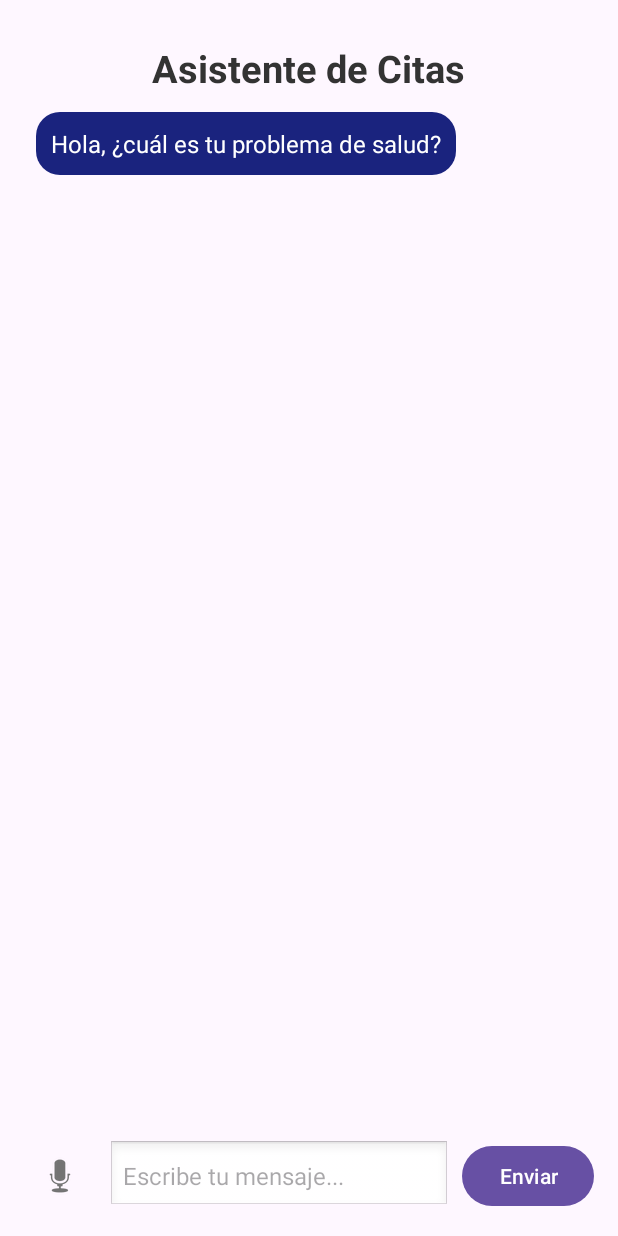
After one commit to JRossel01/SW2P2Movil, an Android app: the Passistant screen opened directly, with no data from a screen before it, on a phone screen of 412 x 824 dp. The commit adds this screen. Run offline under Robolectric (Android 15) with nearby library versions, the phone set to English and light mode, and no system bars.

Commit message:
Add appointment assistant interaction and appointment list view

```diff
--- /dev/null
+++ b/app/src/main/java/com/grupo12/sw2p2movil/negocio/Nassistant.java
@@ -0,0 +1,102 @@
+package com.grupo12.sw2p2movil.negocio;
+
+import com.grupo12.sw2p2movil.dato.Dassistant;
+import org.json.JSONObject;
+
+import java.util.ArrayList;
+import java.util.List;
+
+import android.util.Log;
+
+public class Nassistant {
+    private final Dassistant dassistant;
+    private final List<MensajeConversacion> historial;
+    private static final String TAG = "Nassistant";
+
+    public Nassistant() {
+        this.dassistant = new Dassistant();
+        this.historial = new ArrayList<>();
+    }
+
+    public AssistantResponse enviarPregunta(String input, String patientId, String jwt) {
+        historial.add(new MensajeConversacion("usuario", input));
+        String historialCompleto = getHistorialComoTexto();
+        Log.i(TAG, "Enviando historial completo al asistente: " + historialCompleto);
+        JSONObject response = dassistant.askAssistant(historialCompleto, patientId, jwt);
+
+
+        if (response == null || !response.has("data")) {
+            Log.e(TAG, "Respuesta nula o sin campo 'data': " + response);
+            return new AssistantResponse("Error al conectar con el asistente", null);
+        }
+
+        try {
+            JSONObject data = response.getJSONObject("data").getJSONObject("askAssistant");
+            String message = data.optString("message", "Sin respuesta");
+            Integer appointmentId = data.has("appointmentId") && !data.isNull("appointmentId")
+                    ? data.getInt("appointmentId")
+                    : null;
+
+            Log.i(TAG, "Respuesta recibida del asistente: " + message);
+            Log.i(TAG, "AppointmentId devuelto: " + appointmentId);
+
+            historial.add(new MensajeConversacion("asistente", message));
+            Log.d(TAG, "Historial actualizado: " + historial.size() + " mensajes");
+
+            return new AssistantResponse(message, appointmentId);
+
+        } catch (Exception e) {
+            e.printStackTrace();
+            Log.e(TAG, "Error al interpretar la respuesta del asistente", e);
+            return new AssistantResponse("Error al interpretar la respuesta del asistente", null);
+        }
+    }
+
+    public void enviarPreguntaAsync(String input, String patientId, String jwt, ResultadoCallback callback) {
+        new Thread(() -> {
+            AssistantResponse resultado = enviarPregunta(input, patientId, jwt);
+            callback.onResultado(resultado);
+        }).start();
+    }
+
+    public interface ResultadoCallback {
+        void onResultado(AssistantResponse respuesta);
+    }
+
+    public String getHistorialComoTexto() {
+        StringBuilder sb = new StringBuilder();
+        for (MensajeConversacion mensaje : historial) {
+            sb.append(mensaje.autor).append(": ").append(mensaje.mensaje).append("\n");
+        }
+        return sb.toString().trim(); // Elimina el último salto de línea
+    }
+
+
+    public void limpiarHistorial() {
+        historial.clear();
+    }
+
+    public List<MensajeConversacion> getHistorial() {
+        return historial;
+    }
+
+    public static class MensajeConversacion {
+        public String autor; // "usuario" o "asistente"
+        public String mensaje;
+
+        public MensajeConversacion(String autor, String mensaje) {
+            this.autor = autor;
+            this.mensaje = mensaje;
+        }
+    }
+
+    public static class AssistantResponse {
+        public String message;
+        public Integer appointmentId;
+
+        public AssistantResponse(String message, Integer appointmentId) {
+            this.message = message;
+            this.appointmentId = appointmentId;
+        }
+    }
+}
--- a/app/src/main/java/com/grupo12/sw2p2movil/negocio/Ndoctor/NdoctorIndex.java
+++ b/app/src/main/java/com/grupo12/sw2p2movil/negocio/NdoctorIndex.java
@@ -1,9 +1,9 @@
-package com.grupo12.sw2p2movil.negocio.Ndoctor;
+package com.grupo12.sw2p2movil.negocio;
 
 import android.content.Context;
 import android.util.Log;
 
-import com.grupo12.sw2p2movil.dato.Ddoctor.DdoctorIndex;
+import com.grupo12.sw2p2movil.dato.DdoctorIndex;
 
 import org.json.JSONObject;
 
--- a/app/src/main/java/com/grupo12/sw2p2movil/negocio/Nappointment/NindexAppointment.java
+++ b/app/src/main/java/com/grupo12/sw2p2movil/negocio/NindexAppointment.java
@@ -1,8 +1,8 @@
-package com.grupo12.sw2p2movil.negocio.Nappointment;
+package com.grupo12.sw2p2movil.negocio;
 
 import android.content.Context;
 
-import com.grupo12.sw2p2movil.dato.Dappointment.DindexAppointment;
+import com.grupo12.sw2p2movil.dato.DindexAppointment;
 
 import org.json.JSONArray;
 
--- /dev/null
+++ b/app/src/main/java/com/grupo12/sw2p2movil/presentacion/Passistant.java
@@ -0,0 +1,142 @@
+package com.grupo12.sw2p2movil.presentacion;
+
+import android.os.Bundle;
+import android.speech.RecognizerIntent;
+import android.content.Intent;
+import android.widget.ArrayAdapter;
+import android.widget.Button;
+import android.widget.EditText;
+import android.widget.ImageButton;
+import android.widget.ListView;
+import android.widget.Toast;
+import android.util.Log;
+
+import androidx.annotation.Nullable;
+import androidx.appcompat.app.AppCompatActivity;
+
+import com.grupo12.sw2p2movil.R;
+import com.grupo12.sw2p2movil.negocio.Nassistant;
+import com.grupo12.sw2p2movil.negocio.Nassistant.AssistantResponse;
+import com.grupo12.sw2p2movil.negocio.Nassistant.MensajeConversacion;
+import com.grupo12.sw2p2movil.util.MensajeAdapter;
+
+import java.util.ArrayList;
+import java.util.List;
+import java.util.Locale;
+
+public class Passistant extends AppCompatActivity {
+
+    private EditText inputMensaje;
+    private ImageButton btnVoz;
+    private Button btnEnviar;
+    private ListView listaMensajes;
+    private MensajeAdapter adapter;
+
+
+    private Nassistant nassistant;
+    private String jwt;
+    private String patientId;
+
+    private static final int REQ_CODE_SPEECH_INPUT = 100;
+
+    @Override
+    protected void onCreate(Bundle savedInstanceState) {
+        super.onCreate(savedInstanceState);
+        setContentView(R.layout.activity_passistant);
+
+        inputMensaje = findViewById(R.id.inputMensaje);
+        btnVoz = findViewById(R.id.btnVoz);
+        btnEnviar = findViewById(R.id.btnEnviar);
+        listaMensajes = findViewById(R.id.listaMensajes);
+
+        nassistant = new Nassistant();
+        adapter = new MensajeAdapter(this, nassistant.getHistorial());
+        listaMensajes.setAdapter(adapter);
+
+        jwt = getSharedPreferences("session", MODE_PRIVATE).getString("jwt", "");
+        patientId = String.valueOf(getSharedPreferences("session", MODE_PRIVATE).getInt("patientId", -1));
+
+        if (nassistant.getHistorial().isEmpty()) {
+            nassistant.getHistorial().add(new MensajeConversacion("asistente", "Hola, ¿cuál es tu problema de salud?"));
+            adapter.notifyDataSetChanged();
+        }
+
+
+        btnEnviar.setOnClickListener(v -> enviarMensaje());
+
+        btnVoz.setOnClickListener(v -> iniciarEntradaVoz());
+    }
+
+    private void enviarMensaje() {
+        String mensaje = inputMensaje.getText().toString().trim();
+        if (mensaje.isEmpty()) {
+            Toast.makeText(this, "Escribe o dicta un mensaje", Toast.LENGTH_SHORT).show();
+            Log.d("Passistant", "Mensaje enviado: " + mensaje);
+            return;
+        }
+
+        btnEnviar.setEnabled(false);
+        btnEnviar.setText("Procesando...");
+        inputMensaje.setEnabled(false);
+        btnVoz.setEnabled(false);
+
+        nassistant.enviarPreguntaAsync(mensaje, patientId, jwt, respuesta -> runOnUiThread(() -> {
+            refrescarHistorial();
+            if (respuesta.appointmentId != null) {
+                Toast.makeText(this, "Cita registrada con ID: " + respuesta.appointmentId, Toast.LENGTH_LONG).show();
+
+                nassistant.getHistorial().add(new MensajeConversacion("asistente", "Gracias por usar el asistente. Regresando al inicio..."));
+                refrescarHistorial();
+
+                new android.os.Handler().postDelayed(() -> {
+                    Intent intent = new Intent(Passistant.this, MainActivity.class);
+                    startActivity(intent);
+                    finish();
+                }, 3000); // 3 segundos
+            }
+            inputMensaje.setText("");
+
+            btnEnviar.setEnabled(true);
+            btnEnviar.setText("Enviar");
+            inputMensaje.setEnabled(true);
+            btnVoz.setEnabled(true);
+        }));
+    }
+
+    private void refrescarHistorial() {
+        Log.d("Passistant", "Historial actualizado con " + nassistant.getHistorial().size() + " mensajes.");
+        adapter.notifyDataSetChanged();
+        listaMensajes.post(() -> listaMensajes.setSelection(adapter.getCount() - 1));
+    }
+
+    private void iniciarEntradaVoz() {
+        Intent intent = new Intent(RecognizerIntent.ACTION_RECOGNIZE_SPEECH);
+        intent.putExtra(RecognizerIntent.EXTRA_LANGUAGE_MODEL, RecognizerIntent.LANGUAGE_MODEL_FREE_FORM);
+        intent.putExtra(RecognizerIntent.EXTRA_LANGUAGE, Locale.getDefault());
+        intent.putExtra(RecognizerIntent.EXTRA_PROMPT, "Habla ahora...");
+
+        try {
+            startActivityForResult(intent, REQ_CODE_SPEECH_INPUT);
+        } catch (Exception e) {
+            Toast.makeText(this, "No se pudo iniciar la entrada por voz", Toast.LENGTH_SHORT).show();
+        }
+    }
+
+    @Override
+    protected void onActivityResult(int requestCode, int resultCode, @Nullable Intent data) {
+        super.onActivityResult(requestCode, resultCode, data);
+
+        if (requestCode == REQ_CODE_SPEECH_INPUT && resultCode == RESULT_OK && data != null) {
+            ArrayList<String> resultado = data.getStringArrayListExtra(RecognizerIntent.EXTRA_RESULTS);
+            if (resultado != null && !resultado.isEmpty()) {
+                inputMensaje.setText(resultado.get(0));
+            }
+        }
+    }
+
+    @Override
+    protected void onDestroy() {
+        super.onDestroy();
+        nassistant.limpiarHistorial();
+    }
+}
--- a/app/src/main/java/com/grupo12/sw2p2movil/presentacion/Pappointment/PindexAppointment.java
+++ b/app/src/main/java/com/grupo12/sw2p2movil/presentacion/PindexAppointment.java
@@ -1,4 +1,4 @@
-package com.grupo12.sw2p2movil.presentacion.Pappointment;
+package com.grupo12.sw2p2movil.presentacion;
 
 import android.os.Bundle;
 
@@ -9,8 +9,8 @@ import android.widget.Toast;
 import androidx.appcompat.app.AppCompatActivity;
 
 import com.grupo12.sw2p2movil.R;
-import com.grupo12.sw2p2movil.negocio.Nappointment.NindexAppointment;
-import com.grupo12.sw2p2movil.negocio.Ndoctor.NdoctorIndex;
+import com.grupo12.sw2p2movil.negocio.NindexAppointment;
+import com.grupo12.sw2p2movil.negocio.NdoctorIndex;
 
 import org.json.JSONArray;
 import org.json.JSONObject;
--- /dev/null
+++ b/app/src/main/java/com/grupo12/sw2p2movil/util/MensajeAdapter.java
@@ -0,0 +1,46 @@
+package com.grupo12.sw2p2movil.util;
+
+import android.content.Context;
+import android.view.*;
+import android.widget.*;
+import com.grupo12.sw2p2movil.R;
+import com.grupo12.sw2p2movil.negocio.Nassistant.MensajeConversacion;
+
+import java.util.List;
+
+public class MensajeAdapter extends ArrayAdapter<MensajeConversacion> {
+
+    private final Context context;
+
+    public MensajeAdapter(Context context, List<MensajeConversacion> mensajes) {
+        super(context, 0, mensajes);
+        this.context = context;
+    }
+
+    @Override
+    public View getView(int position, View convertView, ViewGroup parent) {
+        MensajeConversacion mensaje = getItem(position);
+
+        if (convertView == null) {
+            convertView = LayoutInflater.from(context).inflate(R.layout.item_mensaje, parent, false);
+        }
+
+        TextView texto = convertView.findViewById(R.id.textoMensaje);
+        texto.setText(mensaje.mensaje);
+        texto.setTextColor(0xFFFFFFFF);
+
+        LinearLayout.LayoutParams params = (LinearLayout.LayoutParams) texto.getLayoutParams();
+
+        if (mensaje.autor.equals("usuario")) {
+            texto.setBackgroundResource(R.drawable.burbuja_usuario);
+            params.gravity = Gravity.END;
+        } else {
+            texto.setBackgroundResource(R.drawable.burbuja_ia);
+            params.gravity = Gravity.START;
+        }
+
+        texto.setLayoutParams(params);
+
+        return convertView;
+    }
+}
--- /dev/null
+++ b/app/src/main/res/drawable/burbuja_ia.xml
@@ -0,0 +1,5 @@
+<shape xmlns:android="http://schemas.android.com/apk/res/android"
+    android:shape="rectangle">
+    <solid android:color="#1A237E"/>
+    <corners android:radius="16dp"/>
+</shape>
--- /dev/null
+++ b/app/src/main/res/drawable/burbuja_usuario.xml
@@ -0,0 +1,5 @@
+<shape xmlns:android="http://schemas.android.com/apk/res/android"
+    android:shape="rectangle">
+    <solid android:color="#004D40"/>
+    <corners android:radius="16dp"/>
+</shape>
--- /dev/null
+++ b/app/src/main/res/layout/activity_passistant.xml
@@ -0,0 +1,72 @@
+<?xml version="1.0" encoding="utf-8"?>
+<LinearLayout xmlns:android="http://schemas.android.com/apk/res/android"
+    android:id="@+id/assistantLayout"
+    android:layout_width="match_parent"
+    android:layout_height="match_parent"
+    android:orientation="vertical"
+    android:padding="12dp"
+    android:background="?android:attr/windowBackground">
+
+    <TextView
+        android:id="@+id/assistantTitle"
+        android:layout_width="wrap_content"
+        android:layout_height="wrap_content"
+        android:text="Asistente de Citas"
+        android:textSize="25sp"
+        android:textStyle="bold"
+        android:textColor="#333333"
+        android:layout_marginTop="16dp"
+        android:layout_gravity="center_horizontal" />
+
+    <!-- Lista de mensajes -->
+    <ListView
+        android:id="@+id/listaMensajes"
+        android:layout_width="match_parent"
+        android:layout_height="0dp"
+        android:layout_weight="1"
+        android:divider="@android:color/transparent"
+        android:dividerHeight="8dp"
+        android:padding="4dp" />
+
+    <!-- Área de entrada -->
+    <LinearLayout
+        android:id="@+id/layoutEntrada"
+        android:layout_width="match_parent"
+        android:layout_height="wrap_content"
+        android:orientation="horizontal"
+        android:gravity="center_vertical"
+        android:padding="4dp"
+        android:layout_marginTop="8dp">
+
+        <!-- Micrófono -->
+        <ImageButton
+            android:id="@+id/btnVoz"
+            android:layout_width="48dp"
+            android:layout_height="48dp"
+            android:layout_marginEnd="8dp"
+            android:background="?attr/selectableItemBackgroundBorderless"
+            android:contentDescription="Hablar"
+            android:src="@android:drawable/ic_btn_speak_now" />
+
+        <!-- Campo de texto -->
+        <EditText
+            android:id="@+id/inputMensaje"
+            android:layout_width="0dp"
+            android:layout_height="wrap_content"
+            android:layout_weight="1"
+            android:hint="Escribe tu mensaje..."
+            android:background="@android:drawable/edit_text"
+            android:padding="10dp"
+            android:textColor="#000000"
+            android:textSize="16sp" />
+
+        <!-- Botón enviar -->
+        <Button
+            android:id="@+id/btnEnviar"
+            android:layout_width="wrap_content"
+            android:layout_height="wrap_content"
+            android:text="Enviar"
+            android:layout_marginStart="8dp" />
+    </LinearLayout>
+
+</LinearLayout>
--- /dev/null
+++ b/app/src/main/res/layout/item_mensaje.xml
@@ -0,0 +1,18 @@
+<?xml version="1.0" encoding="utf-8"?>
+<LinearLayout xmlns:android="http://schemas.android.com/apk/res/android"
+    android:layout_width="match_parent"
+    android:layout_height="wrap_content"
+    android:padding="8dp"
+    android:orientation="horizontal">
+
+    <TextView
+        android:id="@+id/textoMensaje"
+        android:layout_width="wrap_content"
+        android:layout_height="wrap_content"
+        android:background="@drawable/burbuja_ia"
+        android:padding="10dp"
+        android:text="Mensaje"
+        android:textSize="16sp"
+        android:maxWidth="280dp"
+        android:textColor="#000000" />
+</LinearLayout>
```
Also changed, not shown: app/src/main/AndroidManifest.xml (+8 -5 lines), app/src/main/java/com/grupo12/sw2p2movil/dato/Dassistant.java (added, +58 -0 lines), app/src/main/java/com/grupo12/sw2p2movil/dato/DdoctorIndex.java (renamed from app/src/main/java/com/grupo12/sw2p2movil/dato/Dappointment/DindexAppointment.java, +16 -15 lines), app/src/main/java/com/grupo12/sw2p2movil/dato/DindexAppointment.java (renamed from app/src/main/java/com/grupo12/sw2p2movil/dato/Ddoctor/DdoctorIndex.java, +15 -16 lines), app/src/main/java/com/grupo12/sw2p2movil/presentacion/MainActivity.java (+8 -1 lines), app/src/main/res/layout/activity_main.xml (+11 -0 lines).
